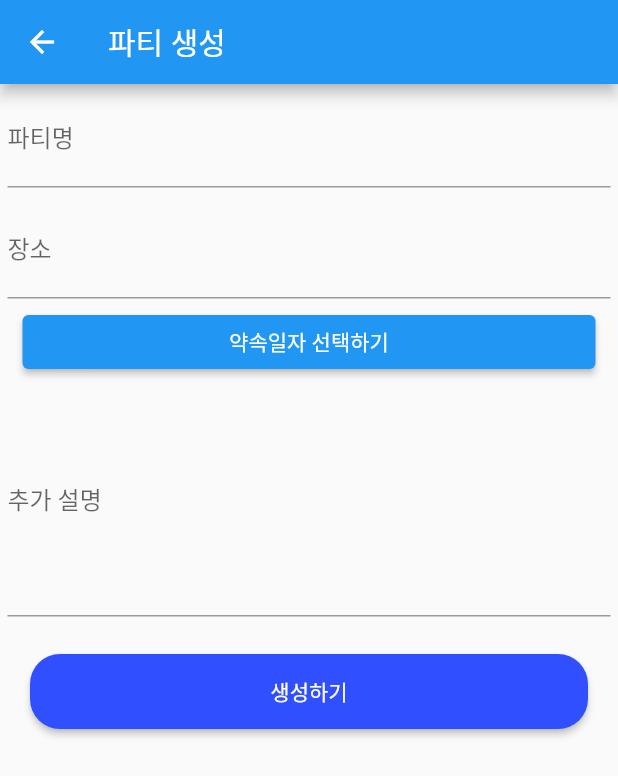
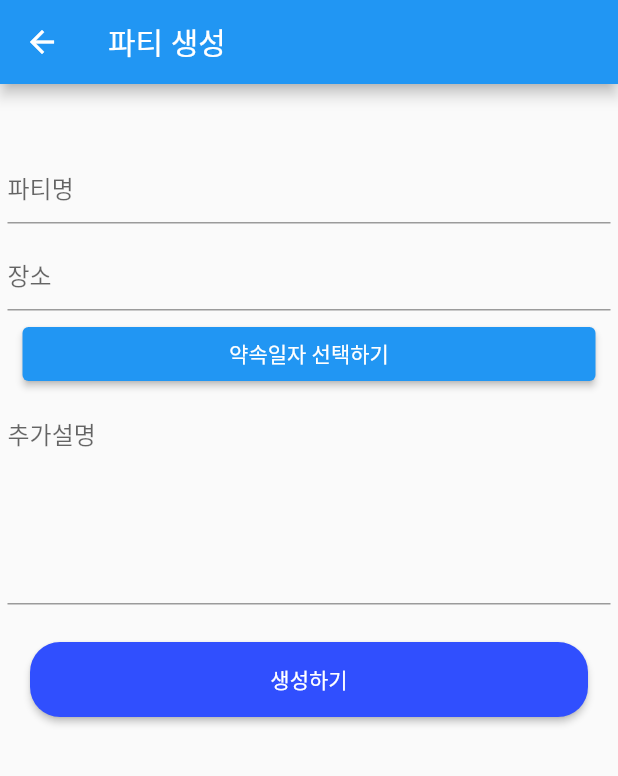
Before and after one commit to Dawon00/snack-party, a Flutter app: the screen it shows once a user with an empty profile is signed in, after a tap on an icon or button, on a phone screen of 412 x 824 dp. Shown: the top 776 px of the screen. Run offline on Flutter 3.47's test engine with Material 2 defaults, Android fonts, the phone set to English and light mode, and no system bars; our stand-ins replace cloud_firestore, firebase_auth, firebase_core; accounts and stored records are empty; network calls fail.

Commit message:
FIX - TextformField -> InputField 코드 정리

```diff
--- a/lib/screen/add_party_screen.dart
+++ b/lib/screen/add_party_screen.dart
@@ -5,6 +5,7 @@ import 'package:intl/intl.dart';
 import 'package:snackparty/model/party.dart';
 import 'package:snackparty/screen/home_screen.dart';
 import 'package:snackparty/widget/bar_button.dart';
+import 'package:snackparty/widget/input_field.dart';
 
 class AddPartyScreen extends StatefulWidget {
   const AddPartyScreen({Key? key}) : super(key: key);
@@ -80,28 +81,27 @@ class _AddPartyScreenState extends State<AddPartyScreen> {
       body: Column(
         crossAxisAlignment: CrossAxisAlignment.center,
         children: <Widget>[
+          Padding(padding: EdgeInsets.all(20)),
           Expanded(
               child: SingleChildScrollView(
             child: Column(
               children: [
                 Container(
                   padding: const EdgeInsets.all(5),
-                  child: TextFormField(
-                    decoration: const InputDecoration(
-                      labelText: '파티명',
-                      hintText: '파티명을 입력하세요',
-                    ),
-                    controller: controllerPartyTitle,
+                  child: InputField(
+                    minLines: 1,
+                    maxLines: 1,
+                    hintText: '파티명',
+                    textEditingController: controllerPartyTitle,
                   ),
                 ),
                 Container(
                   padding: const EdgeInsets.all(5),
-                  child: TextFormField(
-                    controller: controllerPlace,
-                    decoration: const InputDecoration(
-                      labelText: '장소',
-                      hintText: '장소를 입력하세요',
-                    ),
+                  child: InputField(
+                    minLines: 1,
+                    maxLines: 1,
+                    hintText: '장소',
+                    textEditingController: controllerPlace,
                   ),
                 ),
                 Container(
@@ -121,16 +121,14 @@ class _AddPartyScreenState extends State<AddPartyScreen> {
                 ),
                 Container(
                   padding: const EdgeInsets.all(5),
-                  child: TextFormField(
-                    controller: controllerInfo,
+                  child: InputField(
+                    maxLines: 10,
+
+                    textEditingController: controllerInfo,
                     minLines: 6,
-                    keyboardType: TextInputType.multiline,
-                    maxLines: null,
+                    textInputType: TextInputType.multiline,
                     //expands: true,
-                    decoration: const InputDecoration(
-                      labelText: '추가 설명',
-                      hintText: '추가설명을 입력하세요',
-                    ),
+                    hintText: '추가설명',
                   ),
                 ),
                 Container(
--- a/lib/screen/login_screen.dart
+++ b/lib/screen/login_screen.dart
@@ -87,12 +87,16 @@ class _LoginScreenState extends State<LoginScreen> {
               ),
               // email input field
               InputField(
+                minLines: 1,
+                maxLines: 1,
                 textEditingController: _emailController,
                 hintText: '메일주소',
                 textInputType: TextInputType.emailAddress,
               ),
               // password input field
               InputField(
+                minLines: 1,
+                maxLines: 1,
                 textEditingController: _passwordController,
                 hintText: '비밀번호',
                 isPass: true,
--- a/lib/screen/my_info_screen.dart
+++ b/lib/screen/my_info_screen.dart
@@ -1,5 +1,6 @@
 import 'package:cloud_firestore/cloud_firestore.dart';
 import 'package:flutter/material.dart';
+import 'package:snackparty/widget/input_field.dart';
 
 class MyInfoScreen extends StatefulWidget {
   final String uid;
@@ -123,27 +124,27 @@ class _MyInfoScreenState extends State<MyInfoScreen> {
                 height: 32,
               ),
               // username
-              TextField(
-                decoration: const InputDecoration(
-                  hintText: 'username',
-                ),
-                keyboardType: TextInputType.emailAddress,
-                controller: usernameController,
+              InputField(
+                minLines: 1,
+                maxLines: 1,
+                hintText: 'username',
+                textInputType: TextInputType.emailAddress,
+                textEditingController: usernameController,
               ),
               // admission year
-              TextField(
-                decoration: const InputDecoration(
-                  hintText: 'Enter your year of admisison',
-                ),
-                controller: admissionYearController,
-                keyboardType: TextInputType.number,
+              InputField(
+                minLines: 1,
+                maxLines: 1,
+                hintText: 'Enter your year of admisison',
+                textEditingController: admissionYearController,
+                textInputType: TextInputType.number,
               ),
               // major
-              TextField(
-                decoration: const InputDecoration(
-                  hintText: 'Enter your major',
-                ),
-                controller: majorController,
+              InputField(
+                minLines: 1,
+                maxLines: 1,
+                hintText: 'Enter your major',
+                textEditingController: majorController,
               ),
             ],
           ),
--- a/lib/screen/signup_screen.dart
+++ b/lib/screen/signup_screen.dart
@@ -117,28 +117,38 @@ class _SignupScreenState extends State<SignupScreen> {
               ),
               // username
               InputField(
+                  minLines: 1,
+                  maxLines: 1,
                   textEditingController: _usernameController,
                   hintText: 'Enter your username'),
               // email
               InputField(
+                minLines: 1,
+                maxLines: 1,
                 textEditingController: _emailController,
                 hintText: 'Enter your email',
                 textInputType: TextInputType.emailAddress,
               ),
               // password
               InputField(
+                minLines: 1,
+                maxLines: 1,
                 textEditingController: _passwordController,
                 hintText: 'Enter your password',
                 isPass: true,
               ),
               // admission year
               InputField(
+                minLines: 1,
+                maxLines: 1,
                 textEditingController: _admissionYearController,
                 hintText: 'Enter your year of admisison',
                 textInputType: TextInputType.number,
               ),
               // major
               InputField(
+                minLines: 1,
+                maxLines: 1,
                 textEditingController: _majorController,
                 hintText: 'Enter your major',
               ),
--- a/lib/widget/input_field.dart
+++ b/lib/widget/input_field.dart
@@ -5,9 +5,14 @@ class InputField extends StatelessWidget {
   final bool isPass;
   final String hintText;
   final TextInputType textInputType;
+  final int minLines;
+  final int maxLines;
+
   const InputField({
     Key? key,
     required this.textEditingController,
+    required this.minLines,
+    required this.maxLines,
     this.isPass = false,
     required this.hintText,
     this.textInputType = TextInputType.text,
@@ -21,6 +26,8 @@ class InputField extends StatelessWidget {
       ),
       keyboardType: textInputType,
       controller: textEditingController,
+      maxLines: maxLines,
+      minLines: minLines,
       obscureText: isPass,
     );
   }
```
